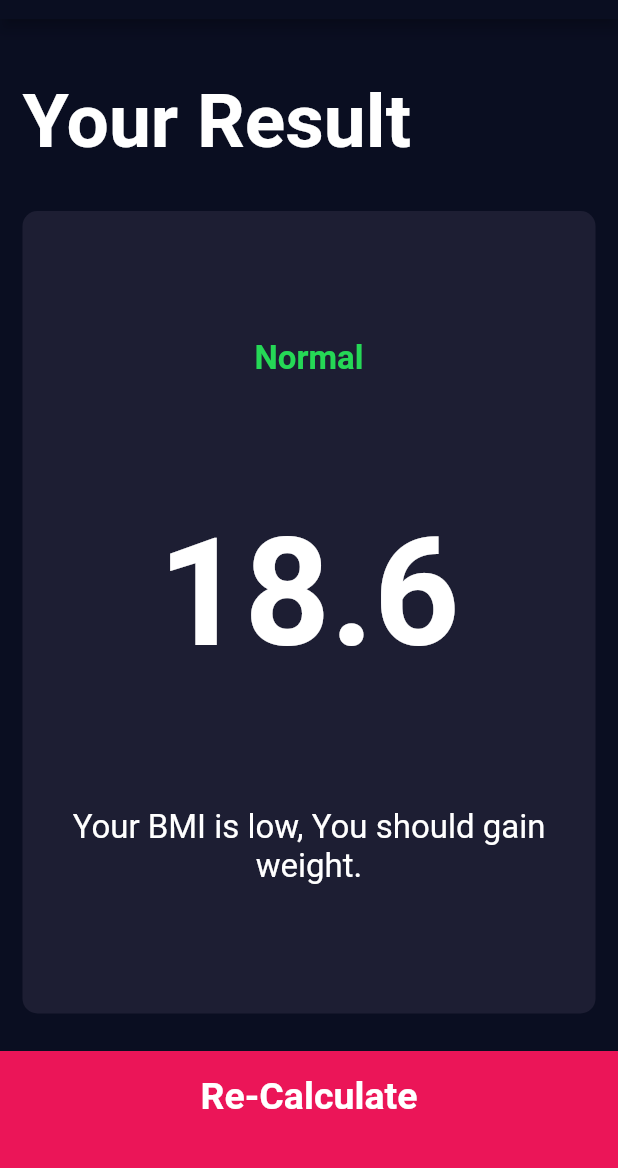
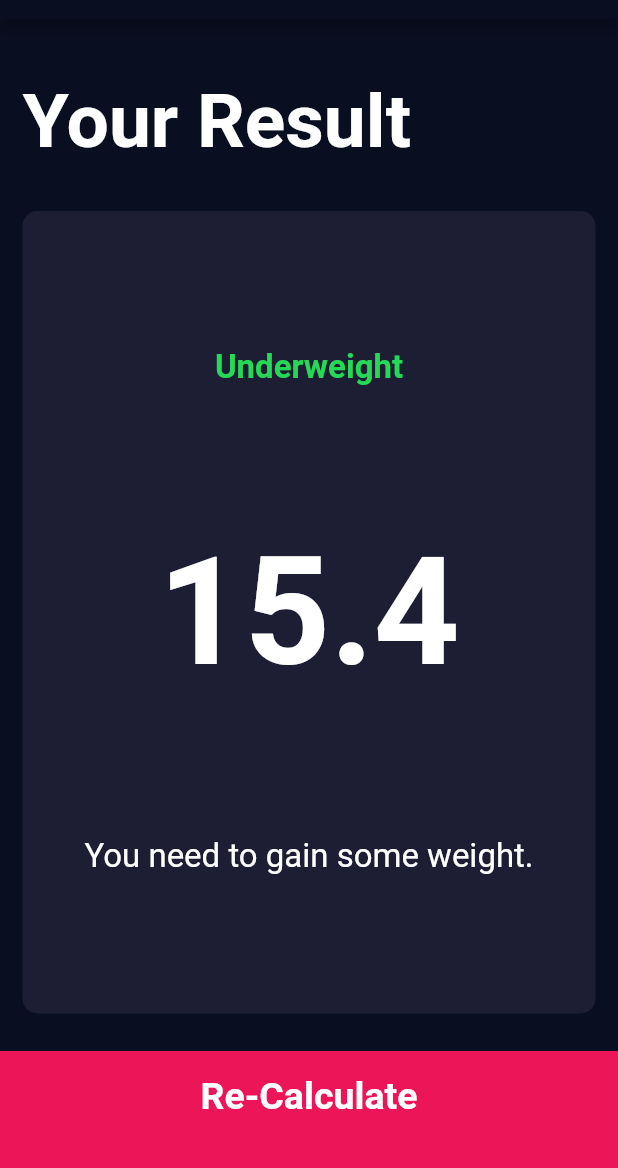
Before and after one commit to mehrbarz/BMI-calculator, a Flutter app: the screen it shows after launch, after a tap on "CALCULATE", on a phone screen of 412 x 824 dp, the part 65-1233 px from its top. Run offline on Flutter 3.47's test engine with Material 2 defaults, Android fonts, the phone set to English and light mode, and no system bars; our stand-ins replace font_awesome_flutter.

Commit message:
Adding the BMI calculator functionality

```diff
--- /dev/null
+++ b/bmi_calculator/lib/calculator_brain.dart
@@ -0,0 +1,37 @@
+import 'dart:math';
+
+class CalculatorBrain {
+
+  CalculatorBrain({this.height, this.weight});
+
+  final int height;
+  final int weight;
+  double _bmi;
+
+  String calculateBMI(){
+    _bmi = weight / pow(height / 100, 2);
+    return _bmi.toStringAsFixed(1);
+  }
+
+  String getResult() {
+    if(_bmi >= 25){
+      return 'Overweight';
+
+    }else if (_bmi > 18.5){
+      return 'Normal';
+    } else {
+      return 'Underweight';
+    }
+  }
+
+  String getInterpretation(){
+    if(_bmi >= 25){
+      return 'You need to loose some weight.';
+
+    }else if (_bmi > 18.5){
+      return 'Keep on the same weight.';
+    } else {
+      return 'You need to gain some weight.';
+    }
+  }
+}
--- a/bmi_calculator/lib/input_page.dart
+++ b/bmi_calculator/lib/input_page.dart
@@ -8,6 +8,7 @@ import 'constants.dart';
 import 'results_page.dart';
 import 'buttom_button.dart';
 import 'round_icon_button.dart';
+import 'calculator_brain.dart';
 
 enum Gender {
   male,
@@ -229,10 +230,18 @@ class _InputPagePageState extends State<InputPagePage> {
             ButtomButton(
               buttonTitle: 'CALCULATE',
               onTap: () {
+
+                CalculatorBrain calc = CalculatorBrain(height: height, weight: weight);
+
+
                 Navigator.push(
                   context,
                   MaterialPageRoute(
-                    builder: (context) => ResultsPage(),
+                    builder: (context) => ResultsPage(
+                      bmiResult: calc.calculateBMI(),
+                      resultText: calc.getResult(),
+                      interpretation: calc.getInterpretation(),
+                    ),
                   ),
                 );
               },
--- a/bmi_calculator/lib/main.dart
+++ b/bmi_calculator/lib/main.dart
@@ -10,6 +10,7 @@ class MyApp extends StatelessWidget {
   @override
   Widget build(BuildContext context) {
     return MaterialApp(
+      debugShowCheckedModeBanner: false,
       title: 'BMI',
       theme: ThemeData.dark().copyWith(
         primaryColor: Color(0xFF0A0E21),
--- a/bmi_calculator/lib/results_page.dart
+++ b/bmi_calculator/lib/results_page.dart
@@ -5,7 +5,14 @@ import 'buttom_button.dart';
 
 
 class ResultsPage extends StatelessWidget {
-  const ResultsPage({Key key}) : super(key: key);
+
+  ResultsPage({@required this.bmiResult, @required this.interpretation , this.resultText});
+
+  final String bmiResult;
+  final String resultText;
+  final String interpretation;
+
+
 
   @override
   Widget build(BuildContext context) {
@@ -36,15 +43,15 @@ class ResultsPage extends StatelessWidget {
                 crossAxisAlignment: CrossAxisAlignment.center,
                 children: [
                   Text(
-                    'Normal',
+                    resultText,
                     style: kResultTextStyle,
                   ),
                   Text(
-                    '18.6',
+                    bmiResult,
                     style: kBMITextStyle,
                   ),
                   Text(
-                    'Your BMI is low, You should gain weight.',
+                    interpretation,
                     textAlign: TextAlign.center,
                     style: kBodyTextStyle,
                   )
```
